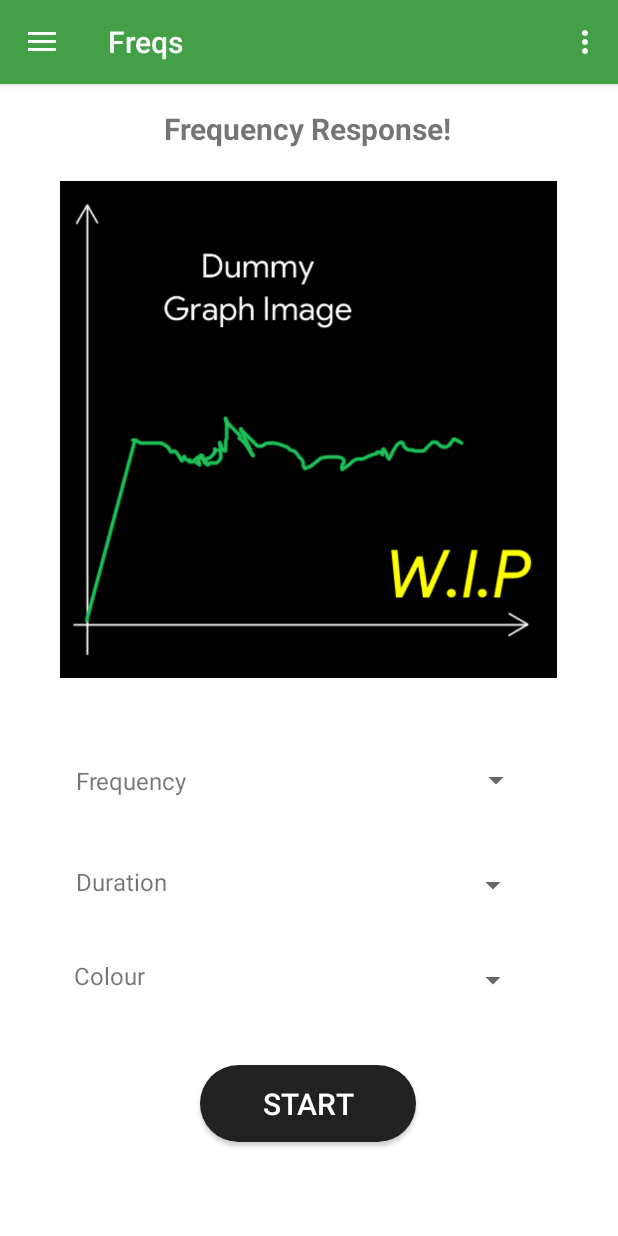
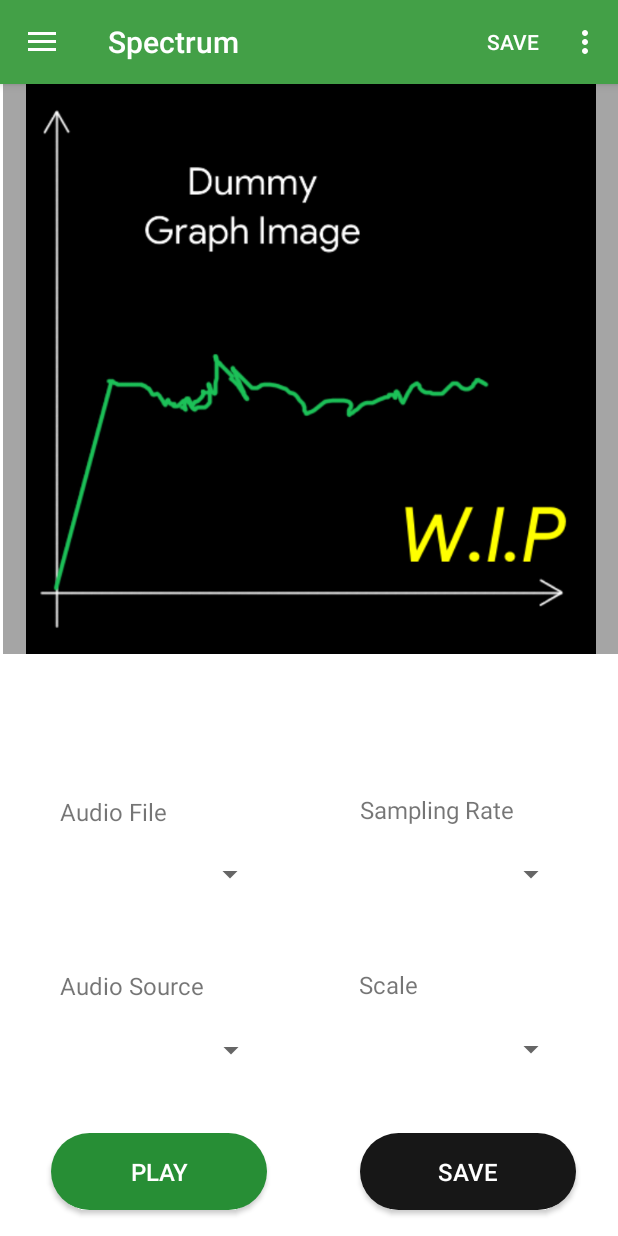
Before and after one commit to berkiyo/spectrum, an Android app: the screen it shows after launch (MainActivity), on a phone screen of 412 x 824 dp. Run offline under Robolectric (Android 15) with nearby library versions, the phone set to English and light mode, and no system bars.

Commit message:
migrate from freqs to spectrum

```diff
--- a/app/src/main/AndroidManifest.xml
+++ b/app/src/main/AndroidManifest.xml
@@ -1,6 +1,6 @@
 <?xml version="1.0" encoding="utf-8"?>
 <manifest xmlns:android="http://schemas.android.com/apk/res/android"
-    package="com.berkd.freqs">
+    package="com.berkd.spectrum">
 
     <application
         android:allowBackup="true"
@@ -9,7 +9,7 @@
         android:roundIcon="@drawable/ic_launcher"
         android:supportsRtl="true"
         android:theme="@style/AppTheme">
-        <activity android:name=".MainActivity"
+        <activity android:name="com.berkd.spectrum.MainActivity"
             android:theme="@style/AppTheme.NoActionBar">
             <intent-filter>
                 <action android:name="android.intent.action.MAIN" />
--- a/app/src/main/java/com/berkd/freqs/AboutPopup.java
+++ b/app/src/main/java/com/berkd/spectrum/AboutPopup.java
@@ -1,4 +1,4 @@
-package com.berkd.freqs;
+package com.berkd.spectrum;
 
 import android.app.AlertDialog;
 import android.app.Dialog;
--- a/app/src/main/java/com/berkd/freqs/MicrophoneFragment.java
+++ b/app/src/main/java/com/berkd/spectrum/FrequencyResponseFragment.java
@@ -1,4 +1,4 @@
-package com.berkd.freqs;
+package com.berkd.spectrum;
 
 import android.os.Bundle;
 import android.view.LayoutInflater;
@@ -9,11 +9,12 @@ import androidx.annotation.NonNull;
 import androidx.annotation.Nullable;
 import androidx.fragment.app.Fragment;
 
+
 /**
  * This class needs more documentation ...
  */
 
-public class MicrophoneFragment extends Fragment {
+public class FrequencyResponseFragment extends Fragment {
 
 
     // Simply, onCreateView
@@ -25,6 +26,6 @@ public class MicrophoneFragment extends Fragment {
     public View onCreateView(@NonNull LayoutInflater inflater,
                              @Nullable ViewGroup container, @Nullable Bundle savedInstanceState) {
 
-        return inflater.inflate(R.layout.fragment_microphone, container, false);
+        return inflater.inflate(R.layout.fragment_frequency_response, container, false);
     }
 }
--- a/app/src/main/java/com/berkd/freqs/MainActivity.java
+++ b/app/src/main/java/com/berkd/spectrum/MainActivity.java
@@ -1,4 +1,4 @@
-package com.berkd.freqs;
+package com.berkd.spectrum;
 
 import androidx.annotation.NonNull;
 import androidx.appcompat.app.ActionBarDrawerToggle;
--- a/app/src/main/java/com/berkd/freqs/FrequencyResponseFragment.java
+++ b/app/src/main/java/com/berkd/spectrum/MicrophoneFragment.java
@@ -1,4 +1,4 @@
-package com.berkd.freqs;
+package com.berkd.spectrum;
 
 import android.os.Bundle;
 import android.view.LayoutInflater;
@@ -9,11 +9,12 @@ import androidx.annotation.NonNull;
 import androidx.annotation.Nullable;
 import androidx.fragment.app.Fragment;
 
+
 /**
  * This class needs more documentation ...
  */
 
-public class FrequencyResponseFragment extends Fragment {
+public class MicrophoneFragment extends Fragment {
 
 
     // Simply, onCreateView
@@ -25,6 +26,6 @@ public class FrequencyResponseFragment extends Fragment {
     public View onCreateView(@NonNull LayoutInflater inflater,
                              @Nullable ViewGroup container, @Nullable Bundle savedInstanceState) {
 
-        return inflater.inflate(R.layout.fragment_frequency_response, container, false);
+        return inflater.inflate(R.layout.fragment_microphone, container, false);
     }
 }
--- a/app/src/main/java/com/berkd/freqs/SavedFragment.java
+++ b/app/src/main/java/com/berkd/spectrum/SavedFragment.java
@@ -1,4 +1,4 @@
-package com.berkd.freqs;
+package com.berkd.spectrum;
 
 import android.os.Bundle;
 import android.view.LayoutInflater;
@@ -8,6 +8,8 @@ import android.view.ViewGroup;
 import androidx.annotation.NonNull;
 import androidx.annotation.Nullable;
 import androidx.fragment.app.Fragment;
+
+
 
 /**
  * This class needs more documentation ...
--- /dev/null
+++ b/app/src/main/res/drawable/rounded_playpause_button.xml
@@ -0,0 +1,6 @@
+<?xml version="1.0" encoding="UTF-8"?>
+<shape xmlns:android="http://schemas.android.com/apk/res/android">
+    <solid android:color="#278E35"/>
+    <corners android:radius="30dp"/>
+    <padding android:left="0dp" android:top="0dp" android:right="0dp" android:bottom="0dp" />
+</shape>
--- /dev/null
+++ b/app/src/main/res/drawable/rounded_save_button.xml
@@ -0,0 +1,6 @@
+<?xml version="1.0" encoding="UTF-8"?>
+<shape xmlns:android="http://schemas.android.com/apk/res/android">
+    <solid android:color="#171717"/>
+    <corners android:radius="30dp"/>
+    <padding android:left="0dp" android:top="0dp" android:right="0dp" android:bottom="0dp" />
+</shape>
--- a/app/src/main/res/layout/activity_main.xml
+++ b/app/src/main/res/layout/activity_main.xml
@@ -6,7 +6,7 @@
     android:layout_height="match_parent"
     android:id="@+id/drawer_layout"
     android:fitsSystemWindows="true"
-    tools:context=".MainActivity"
+    tools:context="com.berkd.spectrum.MainActivity"
     tools:openDrawer="start">
 
 
--- a/app/src/main/res/layout/fragment_frequency_response.xml
+++ b/app/src/main/res/layout/fragment_frequency_response.xml
@@ -7,124 +7,147 @@
     android:layout_height="match_parent"
     android:background="#FFFFFF">
 
+    <Button
+        android:id="@+id/buttonSave"
+        android:layout_width="144dp"
+        android:layout_height="51dp"
+        android:background="@drawable/rounded_save_button"
+        android:text="SAVE"
+        android:textColor="#FFFFFF"
+        android:textSize="16dp"
+        app:layout_constraintBottom_toBottomOf="parent"
+        app:layout_constraintEnd_toEndOf="parent"
+        app:layout_constraintHorizontal_bias="0.895"
+        app:layout_constraintStart_toStartOf="parent"
+        app:layout_constraintTop_toTopOf="parent"
+        app:layout_constraintVertical_bias="0.976" />
+
+    <Spinner
+        android:id="@+id/spinner_colour"
+        android:layout_width="138dp"
+        android:layout_height="33dp"
+        android:paddingTop="10dp"
+        app:layout_constraintBottom_toBottomOf="parent"
+        app:layout_constraintEnd_toEndOf="parent"
+        app:layout_constraintHorizontal_bias="0.875"
+        app:layout_constraintStart_toStartOf="parent"
+        app:layout_constraintTop_toTopOf="parent"
+        app:layout_constraintVertical_bias="0.694" />
+
     <TextView
-        android:id="@+id/textView"
+        android:id="@+id/textSampling"
         android:layout_width="wrap_content"
         android:layout_height="wrap_content"
-        android:layout_centerInParent="true"
-        android:layout_centerHorizontal="true"
-        android:layout_centerVertical="true"
-        android:text="Frequency Response!"
-        android:textSize="20sp"
-        android:textStyle="bold"
-        app:layout_constraintBottom_toBottomOf="parent"
-        app:layout_constraintHorizontal_bias="0.497"
-        app:layout_constraintLeft_toLeftOf="parent"
-        app:layout_constraintRight_toRightOf="parent"
+        android:text="Sampling Rate"
+        android:textSize="16dp"
+        app:layout_constraintBottom_toTopOf="@+id/spinner_colour"
+        app:layout_constraintEnd_toEndOf="parent"
+        app:layout_constraintHorizontal_bias="0.775"
+        app:layout_constraintStart_toStartOf="parent"
         app:layout_constraintTop_toTopOf="parent"
-        app:layout_constraintVertical_bias="0.022" />
+        app:layout_constraintVertical_bias="0.969" />
+
+    <TextView
+        android:id="@+id/textScale"
+        android:layout_width="wrap_content"
+        android:layout_height="wrap_content"
+        android:text="Scale"
+        android:textSize="16dp"
+        app:layout_constraintBottom_toTopOf="@+id/spinner_scale"
+        app:layout_constraintEnd_toEndOf="parent"
+        app:layout_constraintHorizontal_bias="0.642"
+        app:layout_constraintStart_toStartOf="parent"
+        app:layout_constraintTop_toBottomOf="@+id/spinner_colour"
+        app:layout_constraintVertical_bias="0.75" />
+
+    <TextView
+        android:id="@+id/textSource"
+        android:layout_width="wrap_content"
+        android:layout_height="wrap_content"
+        android:text="Audio Source"
+        android:textSize="16dp"
+        app:layout_constraintBottom_toTopOf="@+id/spinner_duration"
+        app:layout_constraintEnd_toEndOf="parent"
+        app:layout_constraintHorizontal_bias="0.126"
+        app:layout_constraintStart_toStartOf="parent"
+        app:layout_constraintTop_toBottomOf="@+id/spinner_frequency"
+        app:layout_constraintVertical_bias="0.75" />
 
     <Button
-        android:id="@+id/buttonStart"
+        android:id="@+id/buttonPausePlay"
         android:layout_width="144dp"
         android:layout_height="51dp"
-        android:background="@drawable/rounded_button"
-        android:text="START"
+        android:background="@drawable/rounded_playpause_button"
+        android:text="PLAY"
         android:textColor="#ffffff"
-        android:textSize="20dp"
+        android:textSize="16dp"
         app:layout_constraintBottom_toBottomOf="parent"
         app:layout_constraintEnd_toEndOf="parent"
-        app:layout_constraintHorizontal_bias="0.498"
+        app:layout_constraintHorizontal_bias="0.127"
         app:layout_constraintStart_toStartOf="parent"
         app:layout_constraintTop_toTopOf="parent"
-        app:layout_constraintVertical_bias="0.913" />
+        app:layout_constraintVertical_bias="0.976" />
+
+    <Spinner
+        android:id="@+id/spinner_frequency"
+        android:layout_width="137dp"
+        android:layout_height="33dp"
+        android:paddingTop="10dp"
+        app:layout_constraintBottom_toBottomOf="parent"
+        app:layout_constraintEnd_toEndOf="parent"
+        app:layout_constraintHorizontal_bias="0.145"
+        app:layout_constraintStart_toStartOf="parent"
+        app:layout_constraintTop_toTopOf="parent"
+        app:layout_constraintVertical_bias="0.694" />
+
+    <TextView
+        android:id="@+id/textAudio"
+        android:layout_width="wrap_content"
+        android:layout_height="wrap_content"
+        android:text="Audio File"
+        android:textSize="16dp"
+        app:layout_constraintBottom_toTopOf="@+id/spinner_frequency"
+        app:layout_constraintEnd_toEndOf="parent"
+        app:layout_constraintHorizontal_bias="0.117"
+        app:layout_constraintStart_toStartOf="parent"
+        app:layout_constraintTop_toTopOf="parent"
+        app:layout_constraintVertical_bias="0.971" />
 
     <Spinner
         android:id="@+id/spinner_duration"
-        android:layout_width="205dp"
-        android:layout_height="39dp"
+        android:layout_width="138dp"
+        android:layout_height="34dp"
         android:paddingTop="10dp"
         app:layout_constraintBottom_toBottomOf="parent"
         app:layout_constraintEnd_toEndOf="parent"
-        app:layout_constraintHorizontal_bias="0.713"
+        app:layout_constraintHorizontal_bias="0.146"
         app:layout_constraintStart_toStartOf="parent"
-        app:layout_constraintTop_toTopOf="parent"
-        app:layout_constraintVertical_bias="0.706" />
+        app:layout_constraintTop_toBottomOf="@+id/spinner_frequency"
+        app:layout_constraintVertical_bias="0.439" />
 
     <Spinner
-        android:id="@+id/spinner_colour"
-        android:layout_width="205dp"
-        android:layout_height="39dp"
+        android:id="@+id/spinner_scale"
+        android:layout_width="138dp"
+        android:layout_height="33dp"
         android:paddingTop="10dp"
         app:layout_constraintBottom_toBottomOf="parent"
         app:layout_constraintEnd_toEndOf="parent"
-        app:layout_constraintHorizontal_bias="0.713"
+        app:layout_constraintHorizontal_bias="0.875"
         app:layout_constraintStart_toStartOf="parent"
-        app:layout_constraintTop_toTopOf="parent"
-        app:layout_constraintVertical_bias="0.793" />
-
-    <Spinner
-        android:id="@+id/spinner_frequency"
-        android:layout_width="207dp"
-        android:layout_height="35dp"
-        android:paddingTop="10dp"
-        app:layout_constraintBottom_toBottomOf="parent"
-        app:layout_constraintEnd_toEndOf="parent"
-        app:layout_constraintHorizontal_bias="0.72"
-        app:layout_constraintStart_toStartOf="parent"
-        app:layout_constraintTop_toTopOf="parent"
-        app:layout_constraintVertical_bias="0.61" />
-
-    <TextView
-        android:id="@+id/textFrequency"
-        android:layout_width="wrap_content"
-        android:layout_height="wrap_content"
-        android:text="Frequency"
-        android:textSize="16dp"
-        app:layout_constraintBottom_toBottomOf="parent"
-        app:layout_constraintEnd_toStartOf="@+id/spinner_frequency"
-        app:layout_constraintHorizontal_bias="0.69"
-        app:layout_constraintStart_toStartOf="parent"
-        app:layout_constraintTop_toTopOf="parent"
-        app:layout_constraintVertical_bias="0.608" />
-
-    <TextView
-        android:id="@+id/textColour"
-        android:layout_width="wrap_content"
-        android:layout_height="wrap_content"
-        android:text="Colour"
-        android:textSize="16dp"
-        app:layout_constraintBottom_toBottomOf="parent"
-        app:layout_constraintEnd_toStartOf="@+id/spinner_duration"
-        app:layout_constraintHorizontal_bias="0.494"
-        app:layout_constraintStart_toStartOf="parent"
-        app:layout_constraintTop_toBottomOf="@+id/textFrequency"
-        app:layout_constraintVertical_bias="0.4" />
-
-    <TextView
-        android:id="@+id/textDuration"
-        android:layout_width="wrap_content"
-        android:layout_height="wrap_content"
-        android:text="Duration"
-        android:textSize="16dp"
-        app:layout_constraintBottom_toBottomOf="parent"
-        app:layout_constraintEnd_toStartOf="@+id/spinner_duration"
-        app:layout_constraintHorizontal_bias="0.583"
-        app:layout_constraintStart_toStartOf="parent"
-        app:layout_constraintTop_toBottomOf="@+id/textFrequency"
-        app:layout_constraintVertical_bias="0.167" />
+        app:layout_constraintTop_toBottomOf="@+id/spinner_colour"
+        app:layout_constraintVertical_bias="0.436" />
 
     <ImageView
         android:id="@+id/imageView"
-        android:layout_width="331dp"
-        android:layout_height="331dp"
+        android:layout_width="410dp"
+        android:layout_height="380dp"
         android:background="#A5A5A5"
         app:layout_constraintBottom_toTopOf="@+id/spinner_frequency"
         app:layout_constraintEnd_toEndOf="parent"
-        app:layout_constraintHorizontal_bias="0.493"
+        app:layout_constraintHorizontal_bias="1.0"
         app:layout_constraintStart_toStartOf="parent"
         app:layout_constraintTop_toTopOf="parent"
-        app:layout_constraintVertical_bias="0.559"
+        app:layout_constraintVertical_bias="0.0"
         app:srcCompat="@drawable/ic_dummy" />
 
 </androidx.constraintlayout.widget.ConstraintLayout>
--- a/app/src/main/res/menu/action_menu.xml
+++ b/app/src/main/res/menu/action_menu.xml
@@ -3,12 +3,12 @@
     xmlns:app="http://schemas.android.com/apk/res-auto">
 
     <item android:id="@+id/item1"
-        android:title="Clear Saved Data"
-        app:showAsAction="never" />
+        android:title="Save"
+        app:showAsAction="always" />
 
     <item android:id="@+id/item2"
         android:title="About"
-        app:showAsAction="never"/>
+        app:showAsAction="never" />
 
 
 </menu>
--- a/app/src/main/res/values/strings.xml
+++ b/app/src/main/res/values/strings.xml
@@ -1,7 +1,24 @@
 <resources>
-    <string name="app_name">Freqs</string>
+    <string name="app_name">Spectrum</string>
 
     <string name="navigation_drawer_open">Open Navigation Drawer</string>
     <string name="navigation_drawer_close">Close Navigation Drawer</string>
 
+    <string-array name="samples">
+        <item>48000 Hz</item>
+        <item>44100 Hz</item>
+        <item>22050 Hz</item>
+        <item>16000 Hz</item>
+        <item>8000 Hz</item>
+    </string-array>
+
+    <string-array name="sources">
+        <item>Default</item>
+    </string-array>
+
+    <string-array name="scale">
+        <item>Logarithmic</item>
+        <item>Linear</item>
+    </string-array>
+
 </resources>
```
Also changed, not shown: 1 other file.
